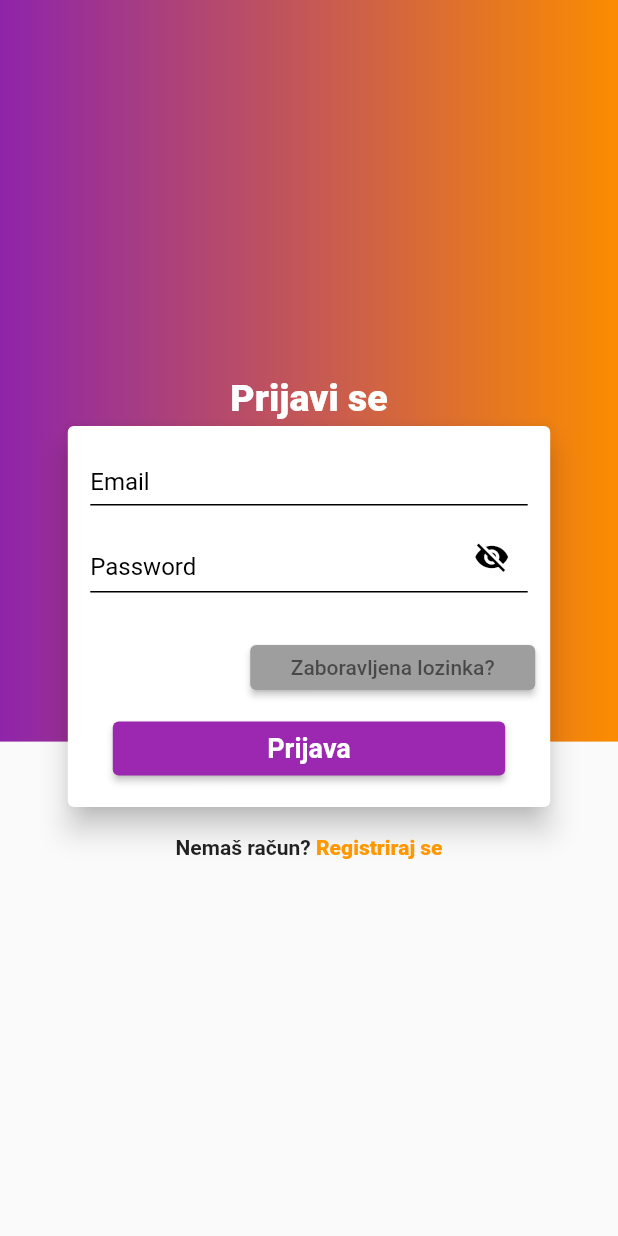
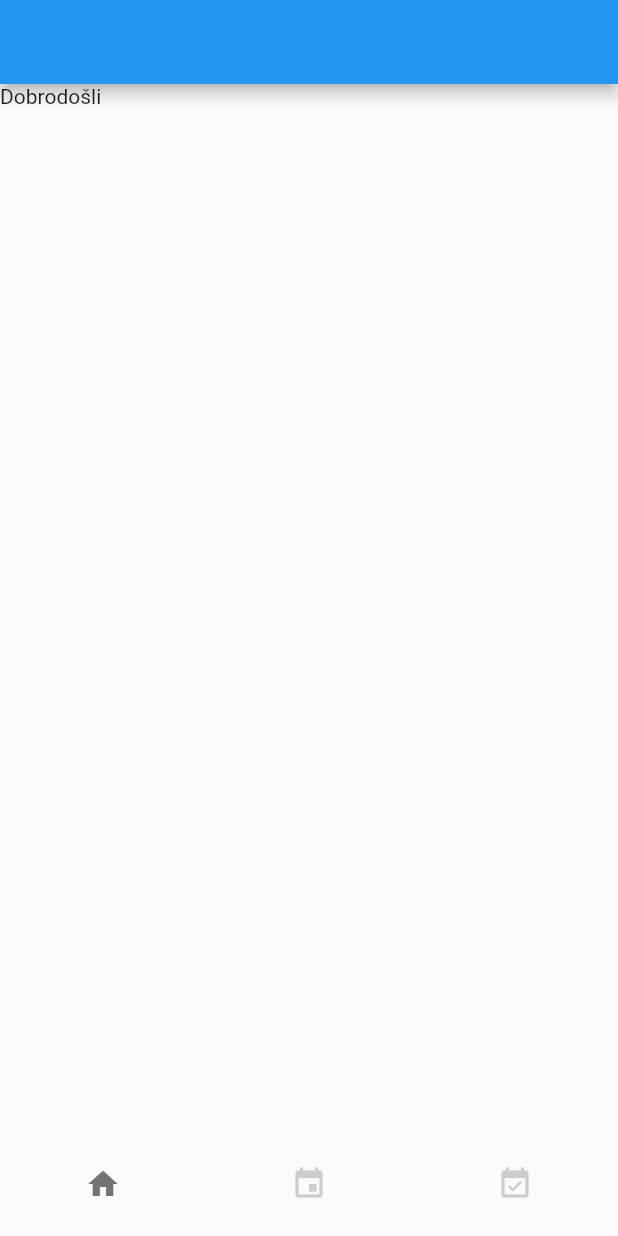
Before and after one commit to dgazic/safeEntryFrontend, a Flutter app: the LogInPage screen opened by its route, after a tap on "Zaboravljena lozinka?", on a phone screen of 412 x 824 dp. Run offline on Flutter 3.47's test engine with Material 2 defaults, Android fonts, the phone set to English and light mode, and no system bars; our stand-ins replace get.

Commit message:
Commit front design construction

```diff
--- a/lib/main.dart
+++ b/lib/main.dart
@@ -1,9 +1,13 @@
 import 'package:flutter/material.dart';
 import 'package:get/get.dart';
+import 'package:provider/provider.dart';
+import 'package:safe_entry/providers/auth_provider.dart';
 import 'package:safe_entry/routes/routes_manager.dart';
 
 void main() {
-  runApp(const MyApp());
+  runApp(MultiProvider(
+      providers: [ChangeNotifierProvider(create: (_) => AuthProvider())],
+      child: const MyApp()));
 }
 
 class MyApp extends StatelessWidget {
--- a/lib/routes/routes_manager.dart
+++ b/lib/routes/routes_manager.dart
@@ -1,19 +1,26 @@
+import 'package:flutter/services.dart';
 import 'package:get/get.dart';
+import 'package:safe_entry/screens/administrator_screens/administrator_home_page.dart';
 import 'package:safe_entry/screens/home_page.dart';
 import 'package:safe_entry/screens/log_in_page.dart';
-import 'package:safe_entry/screens/registration_user_page.dart';
+import 'package:safe_entry/screens/organizer_screens/organizer_home_page.dart';
+import 'package:safe_entry/screens/security_screens/security_home_page.dart';
 
-// import 'package:userportal/middlewares/logged_in_route_guard_middleware.dart';
 class Routes {
   static const String home = '/home';
   static const String login = '/login';
-  static const String registrationUser = '/registrationUser';
+  static const String administratorPage = '/administratorPage';
+  static const String organizerPage = '/organizerPage';
+  static const String securityPage = '/securityPage';
 }
 
 class RoutesPages {
   static final pages = [
-    GetPage(name: Routes.home, page: () => const HomePage()),
+    GetPage(name: Routes.home, page: () => HomePage()),
     GetPage(name: Routes.login, page: () => LogInPage()),
-    GetPage(name: Routes.registrationUser, page: () => RegistrationUserPage()),
+    GetPage(
+        name: Routes.administratorPage, page: () => (AdministratorHomePage())),
+    GetPage(name: Routes.organizerPage, page: () => OrganizerHomePage()),
+    GetPage(name: Routes.securityPage, page: () => SecurityHomePage()),
   ];
 }
--- a/lib/screens/home_page.dart
+++ b/lib/screens/home_page.dart
@@ -1,7 +1,7 @@
 import 'package:flutter/material.dart';
 import 'package:get/get.dart';
+import 'package:safe_entry/routes/routes_manager.dart';
 import 'package:safe_entry/screens/log_in_page.dart';
-import 'package:safe_entry/screens/registration_user_page.dart';
 
 class HomePage extends StatefulWidget {
   const HomePage({super.key});
@@ -33,7 +33,7 @@ class _HomePageState extends State<HomePage> {
               ElevatedButton(
                 style: ElevatedButton.styleFrom(backgroundColor: Colors.amber),
                 onPressed: () {
-                  Get.to(LogInPage());
+                  Get.toNamed(Routes.login);
                 },
                 child: const Text('Log in'),
               ),
--- a/lib/screens/log_in_page.dart
+++ b/lib/screens/log_in_page.dart
@@ -1,8 +1,8 @@
-import 'package:flutter/gestures.dart';
 import 'package:flutter/material.dart';
-
 import 'package:get/get.dart';
-import 'package:safe_entry/screens/registration_user_page.dart';
+import 'package:provider/provider.dart';
+import 'package:safe_entry/providers/auth_provider.dart';
+import 'package:safe_entry/routes/routes_manager.dart';
 import 'package:safe_entry/utils/color_utils.dart';
 import 'package:safe_entry/utils/common_styles.dart';
 
@@ -38,6 +38,7 @@ class _LogInPageState extends State<LogInPage> {
                           fontWeight: FontWeight.w800,
                           fontSize: 25),
                     ),
+                    SizedBox(height: 30),
                     Container(
                         width: MediaQuery.of(context).size.width * 0.8,
                         child: LoginFormWidget())
@@ -87,7 +88,6 @@ class _LoginFormWidgetState extends State<LoginFormWidget> {
               ],
             ),
           ),
-          _buildSignUp(),
         ],
       ),
     );
@@ -178,7 +178,9 @@ class _LoginFormWidgetState extends State<LoginFormWidget> {
           height: 30,
           child: ElevatedButton(
               style: ElevatedButton.styleFrom(backgroundColor: Colors.grey),
-              onPressed: () {},
+              onPressed: () {
+                Get.toNamed(Routes.organizerPage);
+              },
               child: Text(
                 'Zaboravljena lozinka?',
                 style: TextStyle(
@@ -189,7 +191,10 @@ class _LoginFormWidgetState extends State<LoginFormWidget> {
     );
   }
 
-  Widget _buildSignUpButton(BuildContext context) {
+  Widget _buildSignUpButton(
+    BuildContext context,
+  ) {
+    final authProvider = Provider.of<AuthProvider>(context, listen: false);
     return Padding(
       padding: const EdgeInsets.symmetric(horizontal: 15.0, vertical: 15.0),
       child: Container(
@@ -197,11 +202,17 @@ class _LoginFormWidgetState extends State<LoginFormWidget> {
         width: double.infinity,
         child: ElevatedButton(
           style: ElevatedButton.styleFrom(backgroundColor: Colors.purple),
-          child: Text(
-            "Prijava",
-            style: TextStyle(
-                color: Colors.white, fontSize: 18, fontWeight: FontWeight.w600),
-          ),
+          child: authProvider.loading
+              ? CircularProgressIndicator(
+                  color: Colors.amber,
+                )
+              : Text(
+                  "Prijava",
+                  style: TextStyle(
+                      color: Colors.white,
+                      fontSize: 18,
+                      fontWeight: FontWeight.w600),
+                ),
           onPressed: () {
             _signUpProcess(context);
           },
@@ -211,49 +222,16 @@ class _LoginFormWidgetState extends State<LoginFormWidget> {
   }
 
   void _signUpProcess(BuildContext context) {
+    final authProvider = Provider.of<AuthProvider>(context, listen: false);
     var validate = _formKey.currentState?.validate();
 
     if (validate!) {
-      _clearAllFields();
-      //Do login stuff
+      authProvider.login(_userEmailController.text.toString(),
+          _userPasswordController.text.toString());
     } else {
       setState(() {
         _autoValidate = true;
       });
     }
   }
-
-  void _clearAllFields() {
-    setState(() {
-      _userEmailController = TextEditingController(text: "");
-      _userPasswordController = TextEditingController(text: "");
-    });
-  }
-
-  Widget _buildSignUp() {
-    return Padding(
-      padding: const EdgeInsets.only(top: 15),
-      child: RichText(
-        text: TextSpan(
-          style: DefaultTextStyle.of(context).style,
-          children: <TextSpan>[
-            const TextSpan(
-              text: "Nemaš račun? ",
-              style: TextStyle(fontWeight: FontWeight.bold, fontSize: 14),
-            ),
-            TextSpan(
-                text: 'Registriraj se',
-                style: TextStyle(
-                    fontWeight: FontWeight.w800,
-                    color: Colors.orange,
-                    fontSize: 14),
-                recognizer: TapGestureRecognizer()
-                  ..onTap = () {
-                    Get.to(RegistrationUserPage());
-                  }),
-          ],
-        ),
-      ),
-    );
-  }
 }
--- /dev/null
+++ b/lib/screens/organizer_screens/organizer_home_page.dart
@@ -0,0 +1,53 @@
+import 'package:flutter/material.dart';
+import 'package:safe_entry/screens/organizer_screens/organizer_events_list_page.dart';
+import 'package:safe_entry/screens/organizer_screens/organizer_invitation_page.dart';
+import 'package:safe_entry/screens/organizer_screens/organizer_welcome_page.dart';
+
+class OrganizerHomePage extends StatefulWidget {
+  const OrganizerHomePage({super.key});
+
+  @override
+  State<OrganizerHomePage> createState() => _OrganizerHomePageState();
+}
+
+class _OrganizerHomePageState extends State<OrganizerHomePage> {
+  List adminPages = [
+    OrganizerWelcomePage(),
+    OrganizerInvitationSendPage(),
+    OrganizerEventsListPage()
+  ];
+  int currentIndex = 0;
+  void onTap(int index) {
+    setState(() {
+      currentIndex = index;
+    });
+  }
+
+  @override
+  Widget build(BuildContext context) {
+    return Scaffold(
+      appBar: AppBar(
+        automaticallyImplyLeading: false,
+      ),
+      body: adminPages[currentIndex],
+      bottomNavigationBar: BottomNavigationBar(
+          onTap: onTap,
+          currentIndex: currentIndex,
+          selectedItemColor: Colors.black54,
+          unselectedItemColor: Colors.grey.withOpacity(0.5),
+          showUnselectedLabels: false,
+          showSelectedLabels: false,
+          selectedFontSize: 20,
+          unselectedFontSize: 14,
+          elevation: 0,
+          items: [
+            BottomNavigationBarItem(icon: Icon(Icons.home), label: "Početna"),
+            BottomNavigationBarItem(
+                icon: Icon(Icons.insert_invitation),
+                label: "Pozivanje na event"),
+            BottomNavigationBarItem(
+                icon: Icon(Icons.event_available), label: "Eventi"),
+          ]),
+    );
+  }
+}
--- /dev/null
+++ b/lib/screens/organizer_screens/organizer_welcome_page.dart
@@ -0,0 +1,17 @@
+import 'package:flutter/cupertino.dart';
+import 'package:flutter/src/widgets/framework.dart';
+import 'package:flutter/src/widgets/placeholder.dart';
+
+class OrganizerWelcomePage extends StatefulWidget {
+  const OrganizerWelcomePage({super.key});
+
+  @override
+  State<OrganizerWelcomePage> createState() => _OrganizerWelcomePageState();
+}
+
+class _OrganizerWelcomePageState extends State<OrganizerWelcomePage> {
+  @override
+  Widget build(BuildContext context) {
+    return Text("Dobrodošli");
+  }
+}
--- a/pubspec.yaml
+++ b/pubspec.yaml
@@ -37,6 +37,9 @@ dependencies:
   # Use with the CupertinoIcons class for iOS style icons.
   cupertino_icons: ^1.0.2
   get: ^4.6.5
+  provider: ^6.0.5
+  http: ^0.13.5
+  animated_bottom_navigation_bar: ^1.2.0
 
 dev_dependencies:
   flutter_test:
```
Also changed, not shown: lib/providers/auth_provider.dart (added, +33 -0 lines), lib/screens/administrator_screens/administrator_home_page.dart (added, +48 -0 lines), lib/screens/administrator_screens/administrator_security_registration.dart (added, +131 -0 lines), lib/screens/administrator_screens/administrator_welcome_page.dart (added, +18 -0 lines), lib/screens/organizer_screens/organizer_events_list_page.dart (added, +18 -0 lines), lib/screens/organizer_screens/organizer_invitation_page.dart (added, +19 -0 lines), lib/screens/registration_user_page.dart (deleted, +0 -15 lines), lib/screens/security_screens/security_events_list_page.dart (added, +16 -0 lines), lib/screens/security_screens/security_home_page.dart (added, +59 -0 lines), lib/screens/security_screens/security_organizer_registration_page.dart (added, +18 -0 lines), lib/screens/security_screens/security_organizers_list_page.dart (added, +18 -0 lines), lib/screens/security_screens/security_scanner_page.dart (added, +16 -0 lines), lib/screens/security_screens/security_welcome_page.dart (added, +16 -0 lines), pubspec.lock, 2 other files.
